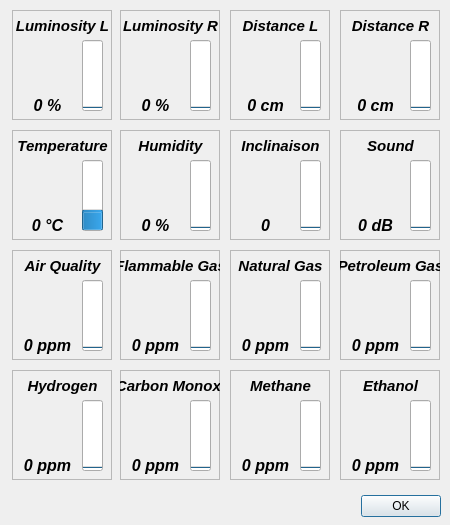
This is Dialog_Sensors.ui in CactusTribe/PyRobot as Qt 5 draws it before an edit. The edited form follows.
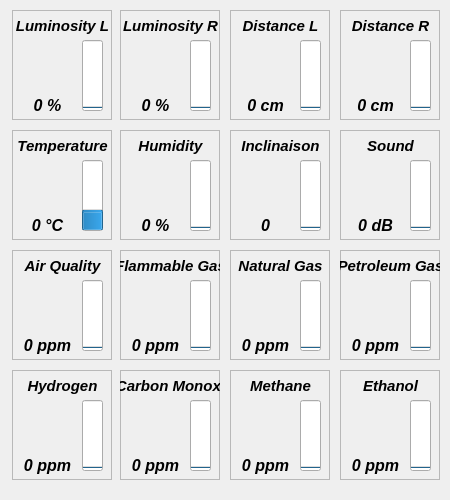
This is the edited form. Icons and pictures are not drawn.

```diff
--- a/Dialog_Sensors.ui
+++ b/Dialog_Sensors.ui
@@ -10,19 +10,19 @@
     <x>0</x>
     <y>0</y>
     <width>450</width>
-    <height>525</height>
+    <height>500</height>
    </rect>
   </property>
   <property name="minimumSize">
    <size>
     <width>450</width>
-    <height>525</height>
+    <height>500</height>
    </size>
   </property>
   <property name="maximumSize">
    <size>
     <width>450</width>
-    <height>525</height>
+    <height>500</height>
    </size>
   </property>
   <property name="windowTitle">
@@ -31,22 +31,6 @@
   <property name="modal">
    <bool>false</bool>
   </property>
-  <widget class="QDialogButtonBox" name="buttonBox">
-   <property name="geometry">
-    <rect>
-     <x>360</x>
-     <y>490</y>
-     <width>81</width>
-     <height>32</height>
-    </rect>
-   </property>
-   <property name="orientation">
-    <enum>Qt::Horizontal</enum>
-   </property>
-   <property name="standardButtons">
-    <set>QDialogButtonBox::Ok</set>
-   </property>
-  </widget>
   <widget class="QFrame" name="frame">
    <property name="geometry">
     <rect>
```
Left out of the diff: 35 changed lines with no effect on the pictures.
